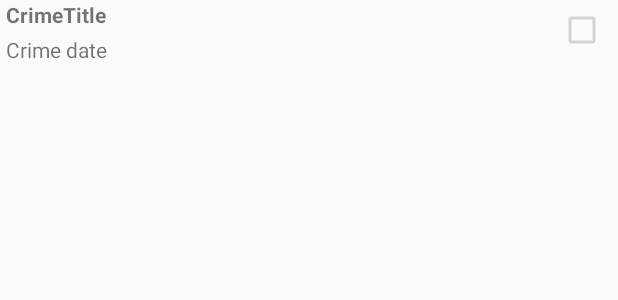
After one commit to aryn11/EasyCR, an Android app: the layout list_item_events.xml on its own in the app's theme, with its tools: preview values and no code run, on a phone screen of 412 x 824 dp. The commit adds this screen. Shown: the top 300 px of the screen. Run offline under Robolectric (Android 15) with nearby library versions, the phone set to English and light mode, and no system bars.

Commit message:
202p (chapter 9 done)

```diff
--- a/app/src/main/java/com/aryn/easycr/Event.java
+++ b/app/src/main/java/com/aryn/easycr/Event.java
@@ -41,4 +41,9 @@ public class Event {
     public void setDate(Date mDate) {
         this.mDate = mDate;
     }
+
+    @Override
+    public String toString() {
+        return mTitle;
+    }
 }
--- a/app/src/main/res/drawable/side_nav_bar.xml
+++ b/app/src/main/res/drawable/side_nav_bar.xml
@@ -1,9 +1,9 @@
 <shape xmlns:android="http://schemas.android.com/apk/res/android"
     android:shape="rectangle" >
     <gradient
-        android:startColor="#81C784"
-        android:centerColor="#4CAF50"
-        android:endColor="#2E7D32"
+        android:startColor="#c781b7"
+        android:centerColor="#af4c93"
+        android:endColor="#7d2e68"
         android:type="linear"
         android:angle="135"/>
 </shape>
--- a/app/src/main/res/layout/content_main.xml
+++ b/app/src/main/res/layout/content_main.xml
@@ -1,6 +1,7 @@
 <?xml version="1.0" encoding="utf-8"?>
 <LinearLayout xmlns:android="http://schemas.android.com/apk/res/android"
     android:orientation="horizontal"
+    android:layout_marginTop="?attr/actionBarSize"
     android:id="@+id/fragment_container"
     android:layout_width="match_parent" android:layout_height="match_parent">
 
--- a/app/src/main/res/layout/fragment_event.xml
+++ b/app/src/main/res/layout/fragment_event.xml
@@ -2,7 +2,7 @@
     xmlns:tools="http://schemas.android.com/tools" android:layout_width="match_parent"
     android:layout_height="match_parent" tools:context="com.aryn.easycr.EventFragment"
     android:orientation="vertical"
-    android:layout_marginTop="?attr/actionBarSize">
+    >
 
     <TextView
         android:layout_width="match_parent"
--- /dev/null
+++ b/app/src/main/res/layout/list_item_events.xml
@@ -0,0 +1,38 @@
+<?xml version="1.0" encoding="utf-8"?>
+<RelativeLayout xmlns:android="http://schemas.android.com/apk/res/android"
+    android:layout_width="match_parent" android:layout_height="match_parent">
+
+    <CheckBox
+        android:id="@+id/event_list_item_solvedCheckBox"
+        android:layout_width="wrap_content"
+        android:layout_height="wrap_content"
+        android:gravity="center_vertical"
+        android:enabled="false"
+        android:focusable="false"
+        android:layout_marginTop="4dp"
+        android:padding="4dp"
+        android:layout_alignParentTop="true"
+        android:layout_alignParentRight="true"
+        android:layout_alignParentEnd="true" />
+
+    <TextView
+        android:id="@+id/event_list_item_titleTextView"
+        android:layout_width="match_parent"
+        android:layout_height="wrap_content"
+        android:layout_toLeftOf="@id/event_list_item_solvedCheckBox"
+        android:textStyle="bold"
+        android:paddingLeft="4dp"
+        android:paddingRight="4dp"
+        android:text="CrimeTitle"/>
+
+    <TextView
+        android:id="@+id/event_list_item_dateTextView"
+        android:layout_width="match_parent"
+        android:layout_height="wrap_content"
+        android:layout_toLeftOf="@id/event_list_item_solvedCheckBox"
+        android:layout_below="@id/event_list_item_titleTextView"
+        android:paddingLeft="4dp"
+        android:paddingRight="4dp"
+        android:paddingTop="4dp"
+        android:text="Crime date"/>
+</RelativeLayout>
--- a/app/src/main/res/layout/nav_header_main.xml
+++ b/app/src/main/res/layout/nav_header_main.xml
@@ -1,6 +1,6 @@
 <?xml version="1.0" encoding="utf-8"?>
 <LinearLayout xmlns:android="http://schemas.android.com/apk/res/android"
-    android:layout_width="match_parent" android:layout_height="@dimen/nav_header_height"
+    android:layout_width="match_parent" android:layout_height="200dp"
     android:background="@drawable/side_nav_bar"
     android:paddingBottom="@dimen/activity_vertical_margin"
     android:paddingLeft="@dimen/activity_horizontal_margin"
@@ -9,9 +9,9 @@
     android:theme="@style/ThemeOverlay.AppCompat.Dark" android:orientation="vertical"
     android:gravity="bottom">
 
-    <ImageView android:layout_width="wrap_content" android:layout_height="wrap_content"
+    <ImageView android:layout_width="100dp" android:layout_height="100dp"
         android:paddingTop="@dimen/nav_header_vertical_spacing"
-        android:src="@android:drawable/sym_def_app_icon" android:id="@+id/imageView" />
+        android:src="@drawable/ic_logo" android:id="@+id/imageView" />
 
     <TextView android:layout_width="match_parent" android:layout_height="wrap_content"
         android:paddingTop="@dimen/nav_header_vertical_spacing" android:text="Android Studio"
```
Also changed, not shown: app/src/main/java/com/aryn/easycr/EventLab.java (+23 -0 lines), app/src/main/java/com/aryn/easycr/EventListActivity.java (added, +13 -0 lines), app/src/main/java/com/aryn/easycr/EventListFragment.java (+53 -6 lines), app/src/main/java/com/aryn/easycr/SingleFragmentActivity.java (added, +29 -0 lines), app/src/main/ic_logo-web.png (added), app/src/main/res/drawable/ic_logo.png (added), app/src/main/res/mipmap-hdpi/ic_logo.png (added), app/src/main/res/mipmap-mdpi/ic_logo.png (added), app/src/main/res/mipmap-xhdpi/ic_logo.png (added), app/src/main/res/mipmap-xxhdpi/ic_logo.png (added), app/src/main/res/mipmap-xxxhdpi/ic_logo.png (added).
